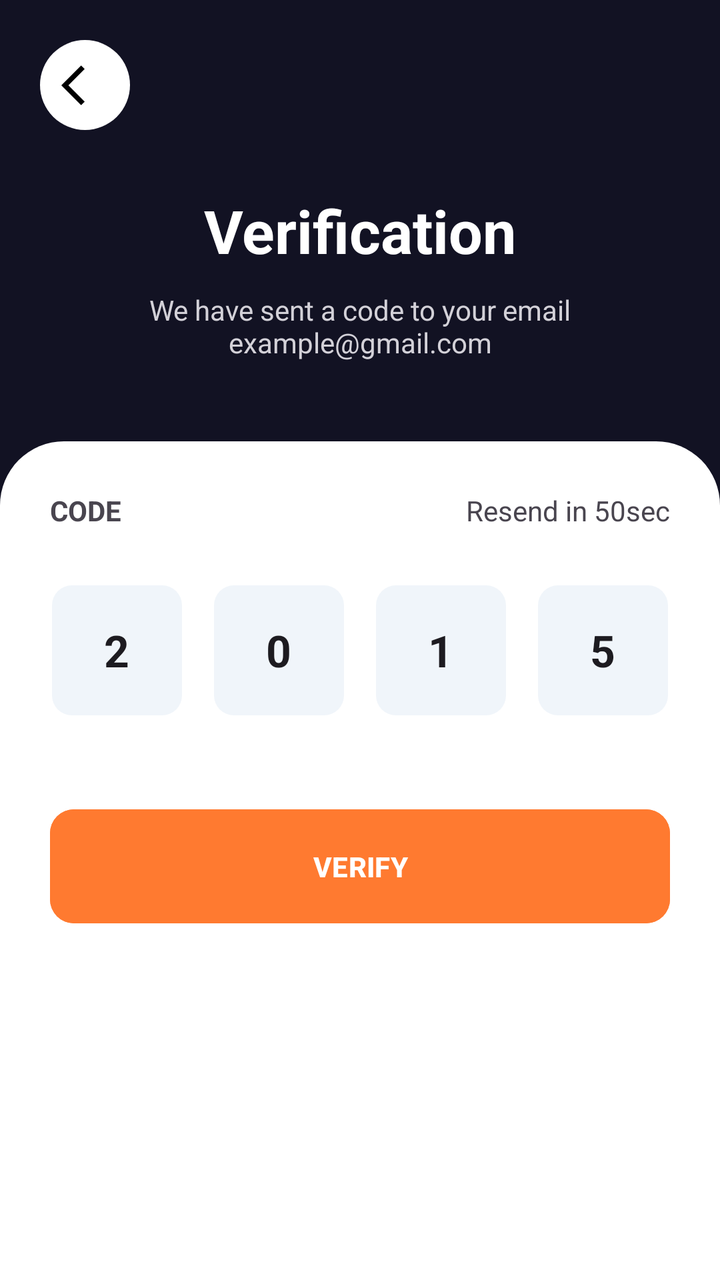
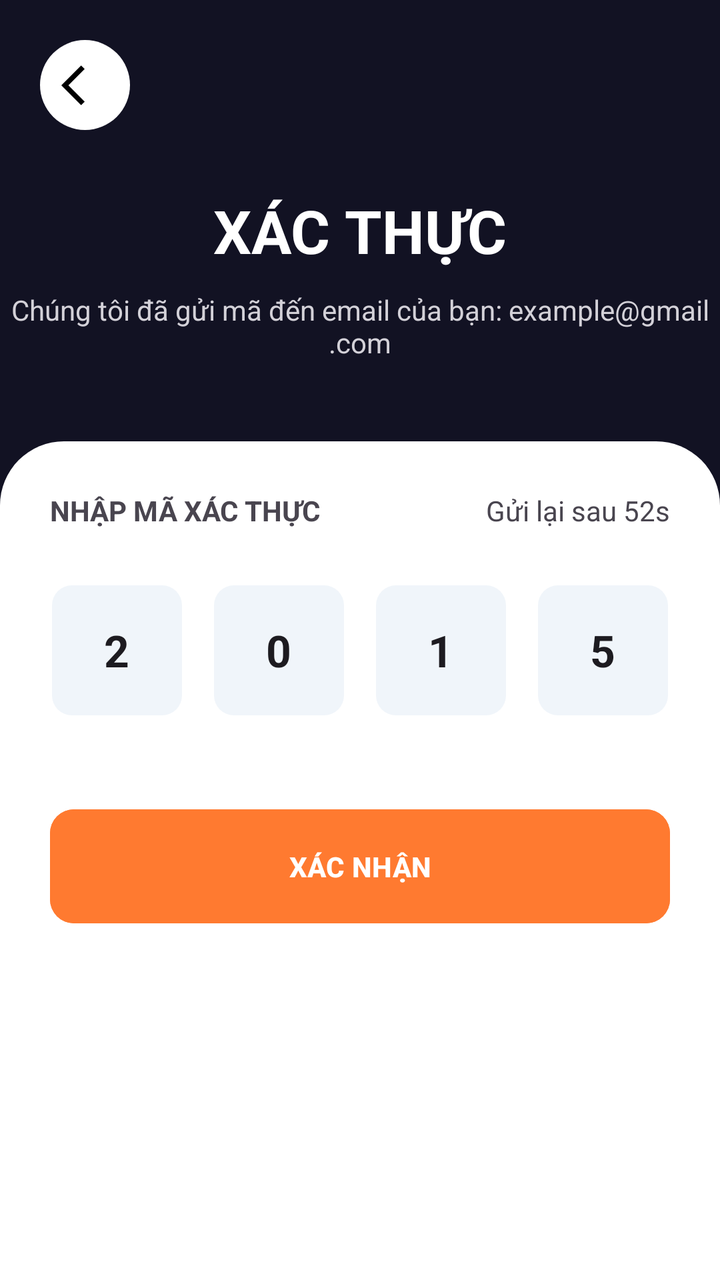

Screens rendered from an Android XML layout before and after an edit, with the pre-edit source and the edit as a unified diff.
<!-- AndroidManifest.xml: application theme Theme.NHOM33 -->
<!-- res/layout/activity_verification.xml -->
<androidx.constraintlayout.widget.ConstraintLayout
    xmlns:android="http://schemas.android.com/apk/res/android"
    xmlns:app="http://schemas.android.com/apk/res-auto"
    android:layout_width="match_parent"
    android:layout_height="match_parent"
    android:background="#121223"> 

    
    <ImageButton
        android:id="@+id/btnBack"
        android:layout_width="45dp"
        android:layout_height="45dp"
        android:layout_margin="20dp"
        android:background="@drawable/bg_circle_back"
        android:src="@drawable/baseline_arrow_back_ios_24"
        app:layout_constraintStart_toStartOf="parent"
        app:layout_constraintTop_toTopOf="parent" />

    
    <TextView
        android:id="@+id/tvTitle"
        android:layout_width="wrap_content"
        android:layout_height="wrap_content"
        android:layout_marginTop="30dp"
        android:text="Verification"
        android:textColor="#FFFFFF"
        android:textSize="30sp"
        android:textStyle="bold"
        app:layout_constraintEnd_toEndOf="parent"
        app:layout_constraintStart_toStartOf="parent"
        app:layout_constraintTop_toBottomOf="@id/btnBack" />

    <TextView
        android:id="@+id/tvSubTitle"
        android:layout_width="wrap_content"
        android:layout_height="wrap_content"
        android:layout_marginTop="10dp"
        android:gravity="center"
        android:text="We have sent a code to your email\nexample@gmail.com"
        android:textColor="#D3D1D8"
        app:layout_constraintEnd_toEndOf="parent"
        app:layout_constraintStart_toStartOf="parent"
        app:layout_constraintTop_toBottomOf="@id/tvTitle" />

    
    <androidx.constraintlayout.widget.ConstraintLayout
        android:layout_width="match_parent"
        android:layout_height="0dp"
        android:layout_marginTop="40dp"
        android:background="@drawable/bg_white_card_top_rounded"
        android:padding="25dp"
        app:layout_constraintBottom_toBottomOf="parent"
        app:layout_constraintTop_toBottomOf="@id/tvSubTitle">

        <TextView
            android:id="@+id/labelCode"
            android:layout_width="wrap_content"
            android:layout_height="wrap_content"
            android:text="CODE"
            android:textStyle="bold"
            app:layout_constraintStart_toStartOf="parent"
            app:layout_constraintTop_toTopOf="parent" />

        <TextView
            android:id="@+id/btnResend"
            android:layout_width="wrap_content"
            android:layout_height="wrap_content"
            android:text="Resend in 50sec"
            app:layout_constraintEnd_toEndOf="parent"
            app:layout_constraintTop_toTopOf="parent" />

        
        <LinearLayout
            android:id="@+id/layoutOtp"
            android:layout_width="match_parent"
            android:layout_height="wrap_content"
            android:layout_marginTop="20dp"
            android:gravity="center"
            android:orientation="horizontal"
            app:layout_constraintTop_toBottomOf="@id/labelCode">

            <EditText android:layout_width="65dp" android:layout_height="65dp" android:layout_margin="8dp" android:background="@drawable/bg_otp_box" android:gravity="center" android:inputType="number" android:text="2" android:textSize="22sp" android:textStyle="bold" />
            <EditText android:layout_width="65dp" android:layout_height="65dp" android:layout_margin="8dp" android:background="@drawable/bg_otp_box" android:gravity="center" android:inputType="number" android:text="0" android:textSize="22sp" android:textStyle="bold" />
            <EditText android:layout_width="65dp" android:layout_height="65dp" android:layout_margin="8dp" android:background="@drawable/bg_otp_box" android:gravity="center" android:inputType="number" android:text="1" android:textSize="22sp" android:textStyle="bold" />
            <EditText android:layout_width="65dp" android:layout_height="65dp" android:layout_margin="8dp" android:background="@drawable/bg_otp_box" android:gravity="center" android:inputType="number" android:text="5" android:textSize="22sp" android:textStyle="bold" />
        </LinearLayout>

        <Button
            android:id="@+id/btnVerify"
            android:layout_width="match_parent"
            android:layout_height="65dp"
            android:layout_marginTop="35dp"
            android:backgroundTint="#FF7A30"
            android:text="VERIFY"
            android:textColor="#FFFFFF"
            android:textStyle="bold"
            app:cornerRadius="12dp"
            app:layout_constraintTop_toBottomOf="@id/layoutOtp" />

    </androidx.constraintlayout.widget.ConstraintLayout>
</androidx.constraintlayout.widget.ConstraintLayout>
<!-- resources referenced by this layout -->
<resources>
  <!-- drawable baseline_arrow_back_ios_24 (drawable) -->
  <vector xmlns:android="http://schemas.android.com/apk/res/android" android:autoMirrored="true" android:height="24dp" android:tint="#000000" android:viewportHeight="24" android:viewportWidth="24" android:width="24dp">
        
      <path android:fillColor="@android:color/white" android:pathData="M11.67,3.87L9.9,2.1 0,12l9.9,9.9 1.77,-1.77L3.54,12z"/>
      
  </vector>
  <!-- drawable bg_circle_back (drawable) -->
  <?xml version="1.0" encoding="utf-8"?>
  <shape xmlns:android="http://schemas.android.com/apk/res/android"
      android:shape="oval"> 
      <solid android:color="#FFFFFF"/> 
      <size android:width="40dp" android:height="40dp"/> 
  </shape>
  <!-- drawable bg_otp_box (drawable) -->
  <shape xmlns:android="http://schemas.android.com/apk/res/android">
      <solid android:color="#F0F5FA" />
      <corners android:radius="10dp" />
  </shape>
  <!-- drawable bg_white_card_top_rounded (drawable) -->
  <?xml version="1.0" encoding="utf-8"?>
  <shape xmlns:android="http://schemas.android.com/apk/res/android">
      <solid android:color="#FFFFFF" />
  
      <corners
          android:topLeftRadius="32dp"
          android:topRightRadius="32dp"
          android:bottomLeftRadius="0dp"
          android:bottomRightRadius="0dp" />
  </shape>
  <style name="Theme.NHOM33" parent="Base.Theme.NHOM33" />
  <style name="Base.Theme.NHOM33" parent="Theme.Material3.DayNight.NoActionBar">
          
          
      </style>
</resources>

<!-- the commit's change to res/layout/activity_verification.xml (unified diff, before → after) -->
@@ -22,7 +22,7 @@
         android:layout_width="wrap_content"
         android:layout_height="wrap_content"
         android:layout_marginTop="30dp"
-        android:text="Verification"
+        android:text="XÁC THỰC"
         android:textColor="#FFFFFF"
         android:textSize="30sp"
         android:textStyle="bold"
@@ -36,7 +36,7 @@
         android:layout_height="wrap_content"
         android:layout_marginTop="10dp"
         android:gravity="center"
-        android:text="We have sent a code to your email\nexample@gmail.com"
+        android:text="Chúng tôi đã gửi mã đến email của bạn: example@gmail.com"
         android:textColor="#D3D1D8"
         app:layout_constraintEnd_toEndOf="parent"
         app:layout_constraintStart_toStartOf="parent"
@@ -56,7 +56,7 @@
             android:id="@+id/labelCode"
             android:layout_width="wrap_content"
             android:layout_height="wrap_content"
-            android:text="CODE"
+            android:text="NHẬP MÃ XÁC THỰC"
             android:textStyle="bold"
             app:layout_constraintStart_toStartOf="parent"
             app:layout_constraintTop_toTopOf="parent" />
@@ -65,7 +65,7 @@
             android:id="@+id/btnResend"
             android:layout_width="wrap_content"
             android:layout_height="wrap_content"
-            android:text="Resend in 50sec"
+            android:text="Gửi lại sau 52s"
             app:layout_constraintEnd_toEndOf="parent"
             app:layout_constraintTop_toTopOf="parent" />
 
@@ -91,7 +91,7 @@
             android:layout_height="65dp"
             android:layout_marginTop="35dp"
             android:backgroundTint="#FF7A30"
-            android:text="VERIFY"
+            android:text="XÁC NHẬN"
             android:textColor="#FFFFFF"
             android:textStyle="bold"
             app:cornerRadius="12dp"
